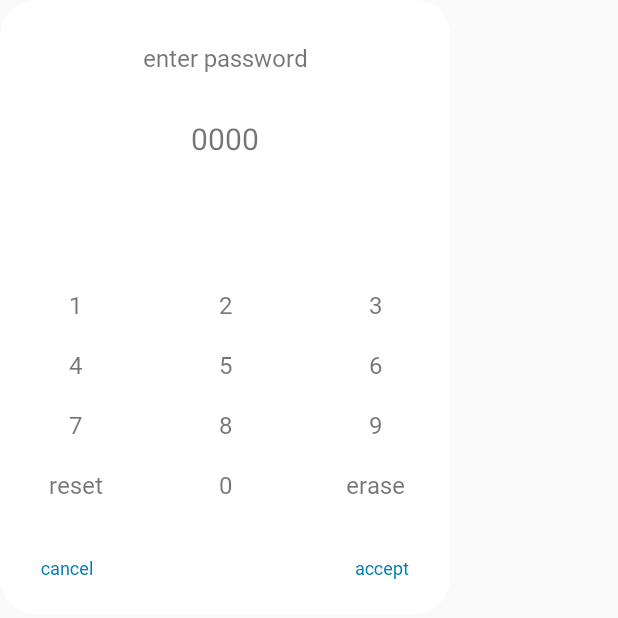
After one commit to sanhee16/AOS-Memo, an Android app: the layout enter_password.xml on its own in the app's theme, with its tools: preview values and no code run, on a phone screen of 412 x 824 dp. The commit adds this screen. Shown: the top 618 px of the screen. Run offline under Robolectric (Android 15) with nearby library versions, the phone set to English and light mode, and no system bars.

Commit message:
check password
- add checkpassword logic
- need to modify

```diff
--- a/app/src/main/java/com/sandy/memo/MainActivity.kt
+++ b/app/src/main/java/com/sandy/memo/MainActivity.kt
@@ -1,11 +1,8 @@
 package com.sandy.memo
 
 import android.os.Bundle
-import android.util.Log
 import androidx.databinding.DataBindingUtil
 import com.sandy.memo.databinding.ActivityMainBinding
-import com.sandy.memo.util.DialogType1
-import com.sandy.memo.util.SetPassword
 import com.sandy.memo.view.DataShowActivity
 import com.sandy.memo.view.MemoActivity
 
--- a/app/src/main/java/com/sandy/memo/dao/MemoDao.kt
+++ b/app/src/main/java/com/sandy/memo/dao/MemoDao.kt
@@ -41,4 +41,10 @@ interface MemoDao {
 
     @Query("SELECT * FROM Memo WHERE pin = 1")
     fun getPinList() : LiveData<List<Memo>>
+
+    @Query("UPDATE Memo SET isPassword = :isPassword WHERE id = :id")
+    fun updatePassword(id: Int, isPassword: Boolean)
+
+    @Query("SELECT isPassword FROM Memo WHERE id = :id")
+    fun checkIsPassword(id: Int) : Boolean
 }
--- a/app/src/main/java/com/sandy/memo/util/SetPassword.kt
+++ b/app/src/main/java/com/sandy/memo/util/CreatePassword.kt
@@ -4,14 +4,13 @@ import android.content.Context
 import com.sandy.memo.R
 
 import android.app.Dialog
-import android.util.Log
 import android.view.View
 import android.view.Window
 import android.widget.TextView
 
 
 // https://developer.android.com/codelabs/advanced-android-kotlin-training-custom-views#3
-class SetPassword(context: Context) {
+class CreatePassword(context: Context) {
     private val dialog = Dialog(context)
     private lateinit var btnConfirm: TextView
     private lateinit var btnCancel: TextView
@@ -34,7 +33,7 @@ class SetPassword(context: Context) {
     private var cnt = 0
     fun start() {
         dialog.requestWindowFeature(Window.FEATURE_NO_TITLE)
-        dialog.setContentView(R.layout.set_password)
+        dialog.setContentView(R.layout.create_password)
         dialog.setCancelable(true)
         setView()
         setPasswordText()
--- a/app/src/main/java/com/sandy/memo/viewmodel/BaseViewModel.kt
+++ b/app/src/main/java/com/sandy/memo/viewmodel/BaseViewModel.kt
@@ -21,6 +21,7 @@ open class BaseViewModel : ViewModel() {
         const val SHOW_TOAST = "SHOW_TOAST"
         const val HIDE_KEYBOARD = "HIDE_KEYBOARD"
         const val SET_PASSWORD = "SET_PASSWORD"
+        const val CHECK_PASSWORD = "CHECK_PASSWORD"
     }
 
     fun viewEvent(content: Any) {
--- a/app/src/main/res/layout/set_password.xml
+++ b/app/src/main/res/layout/create_password.xml
@@ -6,7 +6,7 @@
     <data>
         <variable
             name="dialog"
-            type="com.sandy.memo.util.SetPassword" />
+            type="com.sandy.memo.util.CreatePassword" />
     </data>
 
     <androidx.constraintlayout.widget.ConstraintLayout
@@ -30,7 +30,7 @@
             app:layout_constraintEnd_toEndOf="parent"
             app:layout_constraintStart_toStartOf="parent"
             app:layout_constraintTop_toTopOf="parent"
-            android:text="@string/set_password" />
+            android:text="@string/create_password" />
 
         <TextView
             android:id="@+id/text_password"
--- /dev/null
+++ b/app/src/main/res/layout/enter_password.xml
@@ -0,0 +1,263 @@
+<?xml version="1.0" encoding="utf-8"?>
+<layout xmlns:android="http://schemas.android.com/apk/res/android"
+    xmlns:app="http://schemas.android.com/apk/res-auto"
+    xmlns:tools="http://schemas.android.com/tools">
+
+    <data>
+        <variable
+            name="dialog"
+            type="com.sandy.memo.util.CreatePassword" />
+    </data>
+
+    <androidx.constraintlayout.widget.ConstraintLayout
+        android:layout_width="300dp"
+        android:layout_height="wrap_content"
+        android:background="@drawable/dialog_background"
+        android:minHeight="150dp">
+
+        <TextView
+            android:id="@+id/text_message"
+            android:layout_width="wrap_content"
+            android:layout_height="wrap_content"
+            android:layout_marginLeft="10dp"
+            android:layout_marginTop="30dp"
+            android:layout_marginRight="10dp"
+            android:fontFamily="@font/notosan_regular"
+            android:gravity="center"
+            android:includeFontPadding="false"
+            android:maxWidth="250dp"
+            android:textSize="@dimen/dialog_message_text_size"
+            app:layout_constraintEnd_toEndOf="parent"
+            app:layout_constraintStart_toStartOf="parent"
+            app:layout_constraintTop_toTopOf="parent"
+            android:text="@string/enter_password" />
+
+        <TextView
+            android:id="@+id/text_password"
+            android:layout_width="wrap_content"
+            android:layout_height="wrap_content"
+            android:layout_marginTop="30dp"
+            android:textSize="20dp"
+            app:layout_constraintEnd_toEndOf="parent"
+            app:layout_constraintStart_toStartOf="parent"
+            app:layout_constraintTop_toBottomOf="@+id/text_message"
+            tools:text="0000" />
+
+
+        <TextView
+            android:id="@+id/text_warning"
+            android:layout_width="wrap_content"
+            android:layout_height="wrap_content"
+            android:layout_marginTop="16dp"
+            android:textSize="16dp"
+            android:textColor="@color/warning"
+            android:visibility="invisible"
+            android:text="@string/check_password"
+            app:layout_constraintBottom_toTopOf="@+id/text_1"
+            app:layout_constraintEnd_toEndOf="parent"
+            app:layout_constraintStart_toStartOf="parent"
+            app:layout_constraintTop_toBottomOf="@+id/text_password"/>
+        <TextView
+            android:id="@+id/text_1"
+            android:layout_width="0dp"
+            android:layout_height="40dp"
+            android:layout_marginTop="40dp"
+            android:fontFamily="@font/notosan_bold"
+            android:gravity="center"
+            android:includeFontPadding="false"
+            android:text="1"
+            android:textSize="@dimen/password_text_size"
+            app:layout_constraintBottom_toTopOf="@+id/text_4"
+            app:layout_constraintEnd_toStartOf="@+id/text_2"
+            app:layout_constraintStart_toStartOf="parent"
+            app:layout_constraintTop_toBottomOf="@+id/text_warning" />
+
+        <TextView
+            android:id="@+id/text_2"
+            android:layout_width="0dp"
+            android:layout_height="40dp"
+            android:fontFamily="@font/notosan_bold"
+            android:gravity="center"
+            android:includeFontPadding="false"
+            android:text="2"
+            android:textSize="@dimen/password_text_size"
+            app:layout_constraintBottom_toBottomOf="@+id/text_1"
+            app:layout_constraintEnd_toStartOf="@+id/text_3"
+            app:layout_constraintStart_toEndOf="@+id/text_1"
+            app:layout_constraintTop_toTopOf="@+id/text_1" />
+
+        <TextView
+            android:id="@+id/text_3"
+            android:layout_width="0dp"
+            android:layout_height="40dp"
+            android:fontFamily="@font/notosan_bold"
+            android:gravity="center"
+            android:includeFontPadding="false"
+            android:text="3"
+            android:textSize="@dimen/password_text_size"
+            app:layout_constraintBottom_toBottomOf="@+id/text_1"
+            app:layout_constraintEnd_toEndOf="parent"
+            app:layout_constraintStart_toEndOf="@+id/text_2"
+            app:layout_constraintTop_toTopOf="@+id/text_1" />
+
+
+        <TextView
+            android:id="@+id/text_4"
+            android:layout_width="0dp"
+            android:layout_height="40dp"
+            android:fontFamily="@font/notosan_bold"
+            android:gravity="center"
+            android:includeFontPadding="false"
+            android:text="4"
+            android:textSize="@dimen/password_text_size"
+            app:layout_constraintBottom_toTopOf="@+id/text_7"
+            app:layout_constraintEnd_toStartOf="@+id/text_5"
+            app:layout_constraintStart_toStartOf="parent"
+            app:layout_constraintTop_toBottomOf="@+id/text_1" />
+
+        <TextView
+            android:id="@+id/text_5"
+            android:layout_width="0dp"
+            android:layout_height="40dp"
+            android:fontFamily="@font/notosan_bold"
+            android:gravity="center"
+            android:includeFontPadding="false"
+            android:text="5"
+            android:textSize="@dimen/password_text_size"
+            app:layout_constraintBottom_toBottomOf="@+id/text_4"
+            app:layout_constraintEnd_toStartOf="@+id/text_6"
+            app:layout_constraintStart_toEndOf="@+id/text_4"
+            app:layout_constraintTop_toTopOf="@+id/text_4" />
+
+        <TextView
+            android:id="@+id/text_6"
+            android:layout_width="0dp"
+            android:layout_height="40dp"
+            android:fontFamily="@font/notosan_bold"
+            android:gravity="center"
+            android:includeFontPadding="false"
+            android:text="6"
+            android:textSize="@dimen/password_text_size"
+            app:layout_constraintBottom_toBottomOf="@+id/text_4"
+            app:layout_constraintEnd_toEndOf="parent"
+            app:layout_constraintStart_toEndOf="@+id/text_5"
+            app:layout_constraintTop_toTopOf="@+id/text_4" />
+
+
+        <TextView
+            android:id="@+id/text_7"
+            android:layout_width="0dp"
+            android:layout_height="40dp"
+            android:fontFamily="@font/notosan_bold"
+            android:gravity="center"
+            android:includeFontPadding="false"
+            android:text="7"
+            android:textSize="@dimen/password_text_size"
+            app:layout_constraintBottom_toTopOf="@+id/text_reset"
+            app:layout_constraintEnd_toStartOf="@+id/text_8"
+            app:layout_constraintStart_toStartOf="parent"
+            app:layout_constraintTop_toBottomOf="@+id/text_4" />
+
+        <TextView
+            android:id="@+id/text_8"
+            android:layout_width="0dp"
+            android:layout_height="40dp"
+            android:fontFamily="@font/notosan_bold"
+            android:gravity="center"
+            android:includeFontPadding="false"
+            android:text="8"
+            android:textSize="@dimen/password_text_size"
+            app:layout_constraintBottom_toBottomOf="@+id/text_7"
+            app:layout_constraintEnd_toStartOf="@+id/text_9"
+            app:layout_constraintStart_toEndOf="@+id/text_7"
+            app:layout_constraintTop_toTopOf="@+id/text_7" />
+
+        <TextView
+            android:id="@+id/text_9"
+            android:layout_width="0dp"
+            android:layout_height="40dp"
+            android:fontFamily="@font/notosan_bold"
+            android:gravity="center"
+            android:includeFontPadding="false"
+            android:text="9"
+            android:textSize="@dimen/password_text_size"
+            app:layout_constraintBottom_toBottomOf="@+id/text_7"
+            app:layout_constraintEnd_toEndOf="parent"
+            app:layout_constraintStart_toEndOf="@+id/text_8"
+            app:layout_constraintTop_toTopOf="@+id/text_7" />
+
+        <TextView
+            android:id="@+id/text_reset"
+            android:layout_width="0dp"
+            android:layout_height="40dp"
+            android:fontFamily="@font/notosan_bold"
+            android:gravity="center"
+            android:includeFontPadding="false"
+            android:text="reset"
+            android:textSize="@dimen/password_text_size"
+            app:layout_constraintEnd_toStartOf="@+id/text_0"
+            app:layout_constraintStart_toStartOf="parent"
+            app:layout_constraintTop_toBottomOf="@+id/text_7" />
+
+        <TextView
+            android:id="@+id/text_0"
+            android:layout_width="0dp"
+            android:layout_height="40dp"
+            android:fontFamily="@font/notosan_bold"
+            android:gravity="center"
+            android:includeFontPadding="false"
+            android:text="0"
+            android:textSize="@dimen/password_text_size"
+            app:layout_constraintBottom_toBottomOf="@+id/text_reset"
+            app:layout_constraintEnd_toStartOf="@+id/text_erase"
+            app:layout_constraintStart_toEndOf="@+id/text_reset"
+            app:layout_constraintTop_toTopOf="@+id/text_reset" />
+
+        <TextView
+            android:id="@+id/text_erase"
+            android:layout_width="0dp"
+            android:layout_height="40dp"
+            android:fontFamily="@font/notosan_bold"
+            android:gravity="center"
+            android:includeFontPadding="false"
+            android:text="erase"
+            android:textSize="@dimen/password_text_size"
+            app:layout_constraintBottom_toBottomOf="@+id/text_reset"
+            app:layout_constraintEnd_toEndOf="parent"
+            app:layout_constraintStart_toEndOf="@+id/text_0"
+            app:layout_constraintTop_toTopOf="@+id/text_reset" />
+
+        <TextView
+            android:id="@+id/btn_cancel"
+            android:layout_width="@dimen/dialog_width"
+            android:layout_height="@dimen/dialog_height"
+            android:layout_marginLeft="10dp"
+            android:layout_marginTop="20dp"
+            android:layout_marginBottom="15dp"
+            android:fontFamily="@font/notosan_medium"
+            android:gravity="center"
+            android:includeFontPadding="false"
+            android:text="@string/cancel"
+            android:textColor="@color/purple_700"
+            android:textSize="@dimen/dialog_btn_text_size"
+            app:layout_constraintBottom_toBottomOf="parent"
+            app:layout_constraintStart_toStartOf="parent"
+            app:layout_constraintTop_toBottomOf="@+id/text_reset" />
+
+        <TextView
+            android:id="@+id/btn_confirm"
+            android:layout_width="@dimen/dialog_width"
+            android:layout_height="@dimen/dialog_height"
+            android:layout_marginTop="10dp"
+            android:layout_marginRight="10dp"
+            android:layout_marginBottom="15dp"
+            android:fontFamily="@font/notosan_medium"
+            android:gravity="center"
+            android:includeFontPadding="false"
+            android:text="@string/accept"
+            android:textColor="@color/purple_700"
+            android:textSize="@dimen/dialog_btn_text_size"
+            app:layout_constraintBottom_toBottomOf="parent"
+            app:layout_constraintEnd_toEndOf="parent" />
+    </androidx.constraintlayout.widget.ConstraintLayout>
+</layout>
--- a/app/src/main/res/values/strings.xml
+++ b/app/src/main/res/values/strings.xml
@@ -7,7 +7,8 @@
     <string name="accept">accept</string>
     <string name="read_mode">read mode</string>
     <string name="write_mode">write mode</string>
-    <string name="set_password">set password</string>
+    <string name="create_password">create password</string>
+    <string name="enter_password">enter password</string>
     <string name="check_password">Fill in four digits of the password.</string>
     <string name="cancel_make_password">cancel creation</string>
     <string name="make_password">create</string>
```
Also changed, not shown: app/src/main/java/com/sandy/memo/repository/MemoRepository.kt (+10 -1 lines), app/src/main/java/com/sandy/memo/util/EnterPassword.kt (added, +122 -0 lines), app/src/main/java/com/sandy/memo/view/MemoActivity.kt (+16 -0 lines), app/src/main/java/com/sandy/memo/view/MemoEditPageActivity.kt (+4 -5 lines), app/src/main/java/com/sandy/memo/viewmodel/MemoActivityViewModel.kt (+26 -2 lines), app/src/main/java/com/sandy/memo/viewmodel/MemoEditViewModel.kt (+8 -1 lines), 1 other file.
